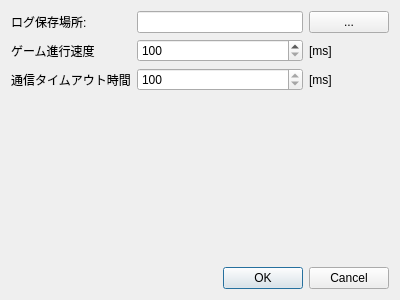
Qt form SettingDialog.ui (hal1437/AsahikawaProcon-Server) before a commit.
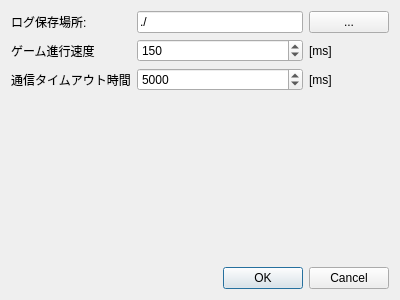
The same form after that commit.

Commit message: [NewFuture]Completed ServerSetting.

Diff of the .ui file:
```diff
--- a/SettingDialog.ui
+++ b/SettingDialog.ui
@@ -24,7 +24,11 @@
       </widget>
      </item>
      <item row="0" column="1">
-      <widget class="QLineEdit" name="Log"/>
+      <widget class="QLineEdit" name="Log">
+       <property name="text">
+        <string>./</string>
+       </property>
+      </widget>
      </item>
      <item row="2" column="0">
       <widget class="QLabel" name="label_3">
@@ -63,7 +67,7 @@
      <item row="1" column="1">
       <widget class="QSpinBox" name="Gamespeed">
        <property name="minimum">
-        <number>100</number>
+        <number>0</number>
        </property>
        <property name="maximum">
         <number>10000</number>
@@ -71,16 +75,31 @@
        <property name="singleStep">
         <number>10</number>
        </property>
+       <property name="value">
+        <number>150</number>
+       </property>
       </widget>
      </item>
      <item row="2" column="1">
       <widget class="QSpinBox" name="Timeout">
+       <property name="enabled">
+        <bool>true</bool>
+       </property>
+       <property name="wrapping">
+        <bool>false</bool>
+       </property>
        <property name="minimum">
         <number>100</number>
        </property>
+       <property name="maximum">
+        <number>1000000000</number>
+       </property>
        <property name="singleStep">
         <number>10</number>
        </property>
+       <property name="value">
+        <number>5000</number>
+       </property>
       </widget>
      </item>
      <item row="1" column="2">
```
Left out of the diff: 19 changed lines with no effect on the pictures. The commit also changes 10 other files.
